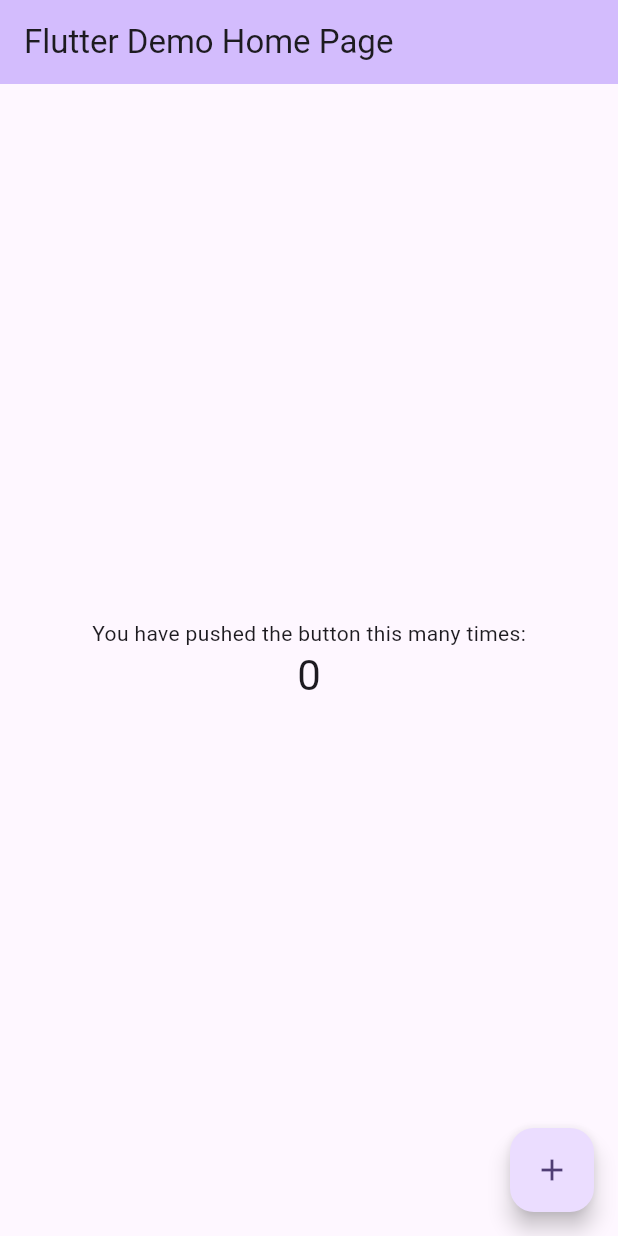
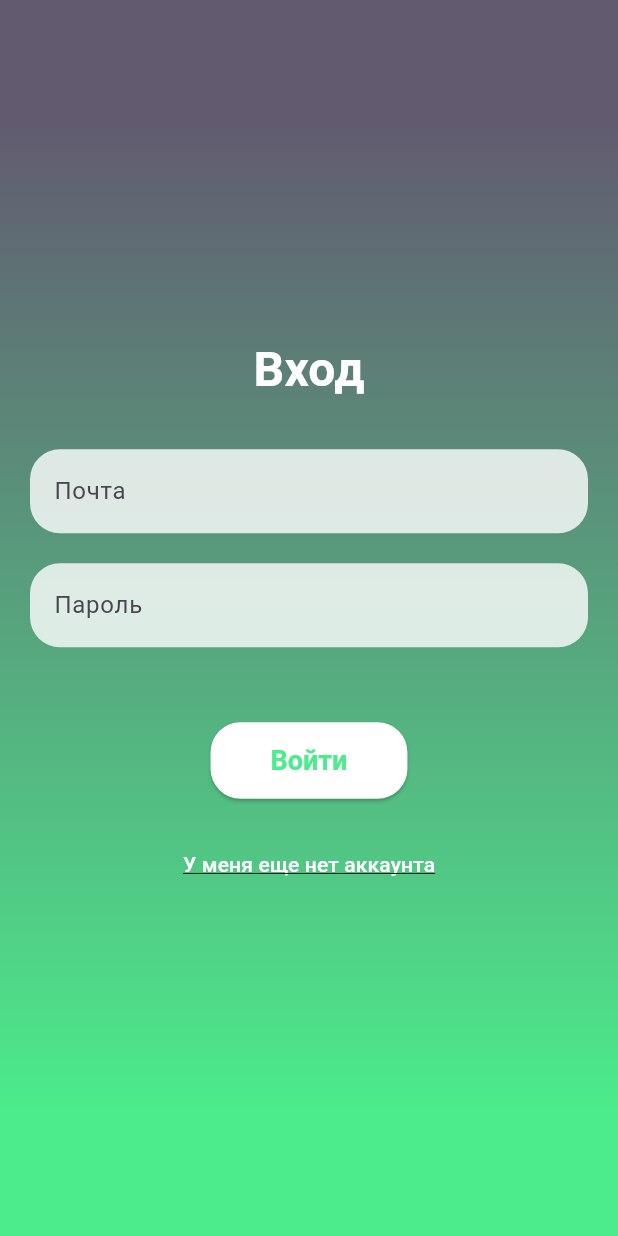
Before and after one commit to 23edking/zc_dodiddone, a Flutter app: the screen it shows after launch, on a phone screen of 412 x 824 dp. Run offline on Flutter 3.47's test engine with Material 3 defaults, Android fonts, the phone set to English and light mode, and no system bars.

Commit message:
login page

```diff
--- a/lib/App/app.dart
+++ b/lib/App/app.dart
@@ -1,5 +1,6 @@
 import 'package:flutter/material.dart';
-import 'package:zc_dodiddone/Pages/my_home_page.dart';
+import '../Pages/login_page.dart';
+import '../theme/theme.dart';
 
 class MyApp extends StatelessWidget {
   const MyApp({super.key});
@@ -9,12 +10,8 @@ class MyApp extends StatelessWidget {
   Widget build(BuildContext context) {
     return MaterialApp(
       title: 'Flutter Demo',
-      theme: ThemeData(
-
-        colorScheme: ColorScheme.fromSeed(seedColor: Colors.deepPurple),
-        useMaterial3: true,
-      ),
-      home: const MyHomePage(title: 'Flutter Demo Home Page'),
+      theme: DoDidDoneTheme.lightTheme,
+      home: const LoginPage(),
     );
   }
 }
--- a/lib/Pages/my_home_page.dart
+++ /dev/null
@@ -1,57 +0,0 @@
-import 'package:flutter/material.dart';
-
-class MyHomePage extends StatefulWidget {
-  const MyHomePage({super.key, required this.title});
-
-
-
-  final String title;
-
-  @override
-  State<MyHomePage> createState() => _MyHomePageState();
-}
-
-class _MyHomePageState extends State<MyHomePage> {
-  int _counter = 0;
-
-  void _incrementCounter() {
-    setState(() {
-
-      _counter++;
-    });
-  }
-
-  @override
-  Widget build(BuildContext context) {
-
-    return Scaffold(
-      appBar: AppBar(
-
-        backgroundColor: Theme.of(context).colorScheme.inversePrimary,
-
-        title: Text(widget.title),
-      ),
-      body: Center(
-
-        child: Column(
-
-          mainAxisAlignment: MainAxisAlignment.center,
-          children: <Widget>[
-            const Text(
-              'You have pushed the button this many times:',
-            ),
-            Text(
-              '$_counter',
-              style: Theme.of(context).textTheme.headlineMedium,
-            ),
-          ],
-        ),
-      ),
-      floatingActionButton: FloatingActionButton(
-        onPressed: _incrementCounter,
-        tooltip: 'Increment',
-        child: const Icon(Icons.add),
-      ), // This trailing comma makes auto-formatting nicer for build methods.
-    );
-  }
-}
--- a/lib/main.dart
+++ b/lib/main.dart
@@ -1,5 +1,5 @@
 import 'package:flutter/material.dart';
-import 'package:zc_dodiddone/App/app.dart';
+import 'package:zc_dodiddone/app/app.dart';
 
 void main() {
   runApp(const MyApp());
--- /dev/null
+++ b/lib/pages/login_page.dart
@@ -0,0 +1,139 @@
+import 'package:flutter/material.dart';
+import 'package:zc_dodiddone/theme/theme.dart';
+
+class LoginPage extends StatefulWidget {
+  const LoginPage({Key? key}) : super(key: key);
+
+  @override
+  State<LoginPage> createState() => _LoginPageState();
+}
+
+class _LoginPageState extends State<LoginPage> {
+  bool _isRegistration = false; // Флаг для определения режима (вход/регистрация)
+
+  @override
+  Widget build(BuildContext context) {
+    return Scaffold(
+      body: Container(
+        decoration: BoxDecoration(
+          gradient: LinearGradient(
+            begin: Alignment.topCenter,
+            end: Alignment.bottomCenter,
+            colors: _isRegistration
+                ? [
+                    DoDidDoneTheme.lightTheme.colorScheme.primary,
+                    DoDidDoneTheme.lightTheme.colorScheme.secondary,
+                  ]
+                : [
+                    DoDidDoneTheme.lightTheme.colorScheme.secondary,
+                    DoDidDoneTheme.lightTheme.colorScheme.primary,
+                  ],
+            stops: const [0.1, 0.9], // 90% primary, 10% secondary
+          ),
+        ),
+        child: Padding(
+          padding: const EdgeInsets.all(20.0),
+          child: Column(
+            mainAxisAlignment: MainAxisAlignment.center,
+            children: [
+              // Заголовок
+              Text(
+                _isRegistration ? 'Регистрация' : 'Вход',
+                style: const TextStyle(
+                  fontSize: 32,
+                  fontWeight: FontWeight.bold,
+                  color: Colors.white,
+                ),
+              ),
+              const SizedBox(height: 30),
+
+              // Поле логина
+              TextField(
+                decoration: InputDecoration(
+                  hintText: 'Почта',
+                  filled: true,
+                  fillColor: Colors.white.withOpacity(0.8),
+                  border: OutlineInputBorder(
+                    borderRadius: BorderRadius.circular(20),
+                    borderSide: BorderSide.none,
+                  ),
+                ),
+              ),
+              const SizedBox(height: 20),
+
+              // Поле пароля
+              TextField(
+                obscureText: true,
+                decoration: InputDecoration(
+                  hintText: 'Пароль',
+                  filled: true,
+                  fillColor: Colors.white.withOpacity(0.8),
+                  border: OutlineInputBorder(
+                    borderRadius: BorderRadius.circular(20),
+                    borderSide: BorderSide.none,
+                  ),
+                ),
+              ),
+              const SizedBox(height: 20),
+
+              // Поле "Повторить пароль" (только для регистрации)
+              if (_isRegistration)
+                TextField(
+                  obscureText: true,
+                  decoration: InputDecoration(
+                    hintText: 'Повторить пароль',
+                    filled: true,
+                    fillColor: Colors.white.withOpacity(0.8),
+                    border: OutlineInputBorder(
+                      borderRadius: BorderRadius.circular(20),
+                      borderSide: BorderSide.none,
+                    ),
+                  ),
+                ),
+              const SizedBox(height: 30),
+
+              // Кнопка "Войти"
+              ElevatedButton(
+                onPressed: () {
+                  // Обработка входа/регистрации
+                },
+                style: ElevatedButton.styleFrom(
+                  backgroundColor: Colors.white,
+                  padding: const EdgeInsets.symmetric(horizontal: 40, vertical: 15),
+                  textStyle: const TextStyle(
+                    fontSize: 18,
+                    fontWeight: FontWeight.bold,
+                    color: Colors.black,
+                  ),
+                  shape: RoundedRectangleBorder(
+                    borderRadius: BorderRadius.circular(20),
+                  ),
+                ),
+                child: Text(_isRegistration ? 'Зарегистрироваться' : 'Войти'),
+              ),
+              const SizedBox(height: 20),
+
+              // Кнопка "У меня еще нет аккаунта"
+              TextButton(
+                onPressed: () {
+                  setState(() {
+                    _isRegistration = !_isRegistration;
+                  });
+                },
+                child: Text(
+                  _isRegistration
+                      ? 'У меня уже есть аккаунт'
+                      : 'У меня еще нет аккаунта',
+                  style: const TextStyle(
+                    color: Colors.white,
+                    decoration: TextDecoration.underline,
+                  ),
+                ),
+              ),
+            ],
+          ),
+        ),
+      ),
+    );
+  }
+}
--- /dev/null
+++ b/lib/theme/theme.dart
@@ -0,0 +1,12 @@
+import 'package:flutter/material.dart';
+
+class DoDidDoneTheme {
+  static ThemeData lightTheme = ThemeData(
+    // Используем два основных цвета
+    colorScheme: ColorScheme.fromSeed(
+      seedColor: const Color(0xFF9F7BF6), // Основной цвет
+      primary: const Color(0xFF4ceb8b), // Вторичный цвет
+    ),
+    useMaterial3: true,
+  );
+}
```
